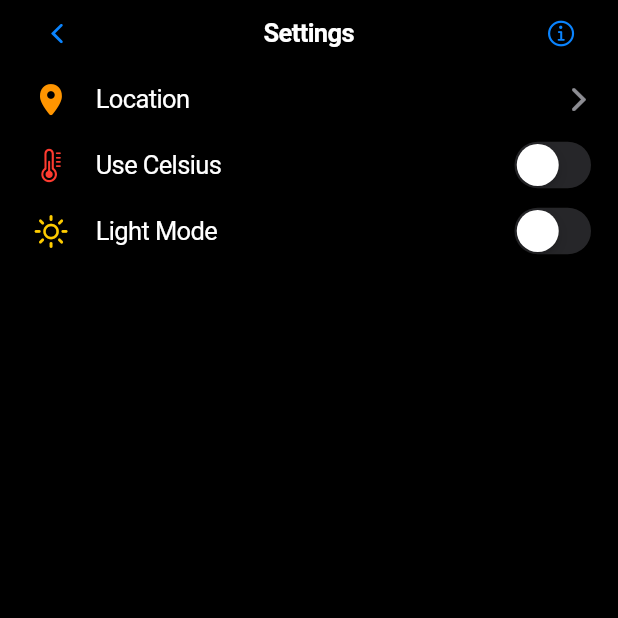
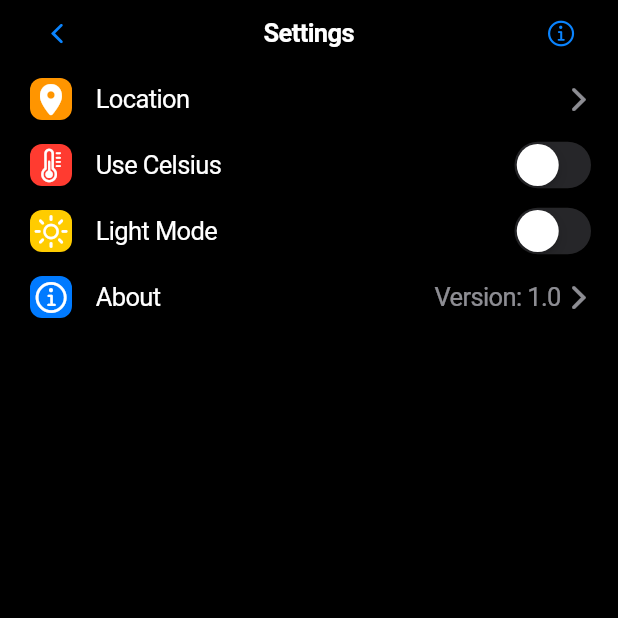
Before and after one commit to beyonce-ama/weather, a Flutter app: the SettingsPage screen opened directly with empty values, on a phone screen of 412 x 824 dp, the top half of it. Run offline on Flutter 3.47's test engine with Material 3 defaults, Android fonts, the phone set to English and light mode, and no system bars; network calls fail.

Commit message:
finalizing and ci/cd edit

```diff
--- a/lib/main.dart
+++ b/lib/main.dart
@@ -151,7 +151,6 @@
                     ),
                   ),
                   Container(
-                    color: Colors.black.withOpacity(0.2),
                   ),
                   Padding(
                     padding: const EdgeInsets.all(20.0),
@@ -162,6 +161,7 @@
                           mainAxisAlignment: MainAxisAlignment.spaceBetween,
                           children: [
                             SizedBox(width: 100),
+                            SizedBox(height: 80),
                            CupertinoButton(
                               padding: EdgeInsets.zero,
                               child: Icon(CupertinoIcons.settings, color: Colors.white, size: 30),
@@ -190,7 +190,7 @@
                             ),
                           ],
                         ),
-                        SizedBox(height: 50),
+                        SizedBox(height: 10),
                         Container(
                           padding: EdgeInsets.fromLTRB(95, 35, 95, 80),
                           decoration: BoxDecoration(
--- a/lib/settings.dart
+++ b/lib/settings.dart
@@ -40,24 +40,9 @@ class _SettingsPageState extends State<SettingsPage> {
   Future<bool> _checkLocationValidity(String location) async {
     final response = await http.get(Uri.parse(
         "https://api.openweathermap.org/data/2.5/weather?q=$location&appid=71039c9eb96817fb861a01cee2b13766"));
-
-    if (response.statusCode == 200) {
-      return true;
-    } else {
-      return false;
-    }
-  }
- double convertTemperature(double tempCelsius, bool isCelsius) {
-    return isCelsius ? tempCelsius : (tempCelsius * 9 / 5) + 32;
+    return response.statusCode == 200;
   }
 
-  String formatTemperature(double temp, bool isCelsius) {
-    return "${temp.toStringAsFixed(1)}${isCelsius ? '°C' : '°F'}";
-  }
-
-  String formatHumidity(int humidity) {
-    return "$humidity%";
-  }
   @override
   Widget build(BuildContext context) {
     return CupertinoPageScaffold(
@@ -78,7 +63,7 @@ class _SettingsPageState extends State<SettingsPage> {
         trailing: CupertinoButton(
           padding: EdgeInsets.zero,
           child: Icon(CupertinoIcons.info),
-          onPressed: ()  {
+          onPressed: () {
             _showInfoDialog(context);
           },
         ),
@@ -86,11 +71,24 @@ class _SettingsPageState extends State<SettingsPage> {
       child: SafeArea(
         child: ListView(
           children: <Widget>[
-            _buildSettingsRow(
-              icon: CupertinoIcons.location_solid,
-              iconColor: CupertinoColors.systemOrange,
-              title: 'Location',
-              secondaryText: _location,
+            CupertinoListTile(
+              leading:
+              Container(
+                padding: EdgeInsets.all(2),
+                decoration: BoxDecoration(
+                  color: CupertinoColors.systemOrange,
+                  borderRadius: BorderRadius.circular(8),
+                ),
+                child: Icon(CupertinoIcons.location_solid, color: Colors.white,),
+              ),
+              title: Text('Location'),
+              trailing: Row(
+                mainAxisSize: MainAxisSize.min,
+                children: [
+                  Text(_location, style: TextStyle(color: CupertinoColors.secondaryLabel.resolveFrom(context))),
+                  Icon(CupertinoIcons.forward, color: CupertinoColors.secondaryLabel.resolveFrom(context)),
+                ],
+              ),
               onTap: () async {
                 final newLocation = await _showLocationInputDialog(context);
                 if (newLocation != null && newLocation.isNotEmpty) {
@@ -101,11 +99,17 @@ class _SettingsPageState extends State<SettingsPage> {
                 }
               },
             ),
-
-            _buildSwitchRow(
-              icon: CupertinoIcons.thermometer,
-              iconColor: CupertinoColors.systemRed,
-              title: 'Use Celsius',
+            CupertinoListTile(
+              leading: Container(
+                padding: EdgeInsets.all(2),
+                decoration: BoxDecoration(
+                  color: CupertinoColors.systemRed,
+                  borderRadius: BorderRadius.circular(8),
+                ),
+                child: Icon(CupertinoIcons.thermometer, color: Colors.white,),
+              ),
+              title: Text('Use Celsius'),
+              trailing: CupertinoSwitch(
                 value: _isCelsius,
                 onChanged: (bool value) {
                   setState(() {
@@ -114,10 +118,18 @@ class _SettingsPageState extends State<SettingsPage> {
                   widget.onTemperatureUnitChanged(value);
                 },
               ),
-             _buildSwitchRow(
-              icon: CupertinoIcons.sun_max,
-              iconColor: CupertinoColors.systemYellow,
-              title: 'Light Mode',
+            ),
+            CupertinoListTile(
+              leading: Container(
+                padding: EdgeInsets.all(2),
+                decoration: BoxDecoration(
+                  color: CupertinoColors.systemYellow,
+                  borderRadius: BorderRadius.circular(8),
+                ),
+                child: Icon(CupertinoIcons.sun_max, color: Colors.white,),
+              ),
+              title: Text('Light Mode'),
+              trailing: CupertinoSwitch(
                 value: _lightMode,
                 onChanged: (bool value) {
                   setState(() {
@@ -125,6 +137,26 @@ class _SettingsPageState extends State<SettingsPage> {
                   });
                   widget.onLightModeChanged(value);
                 },
+              ),
+            ),
+            CupertinoListTile(
+              leading: Container(
+                padding: EdgeInsets.all(2),
+                decoration: BoxDecoration(
+                  color: CupertinoColors.activeBlue,
+                  borderRadius: BorderRadius.circular(8),
+                ),
+                child: Icon(CupertinoIcons.info, color: Colors.white,),
+              ),
+              title: Text('About'),
+              trailing: Row(
+                mainAxisSize: MainAxisSize.min,
+                children: [
+                  Text('Version: 1.0', style: TextStyle(color: CupertinoColors.secondaryLabel.resolveFrom(context))),
+                  Icon(CupertinoIcons.forward, color: CupertinoColors.secondaryLabel.resolveFrom(context)),
+                ],
+              ),
+              onTap: () {},
             ),
           ],
         ),
@@ -143,14 +175,8 @@ class _SettingsPageState extends State<SettingsPage> {
           placeholder: 'City name',
         ),
         actions: <Widget>[
-          CupertinoDialogAction(
-            child: Text('Cancel'),
-            onPressed: () => Navigator.of(context).pop(),
-          ),
-          CupertinoDialogAction(
-            child: Text('Save'),
-            onPressed: () => Navigator.of(context).pop(locationController.text),
-          ),
+          CupertinoDialogAction(child: Text('Cancel'), onPressed: () => Navigator.of(context).pop()),
+          CupertinoDialogAction(child: Text('Save'), onPressed: () => Navigator.of(context).pop(locationController.text)),
         ],
       ),
     );
@@ -163,55 +189,9 @@ class _SettingsPageState extends State<SettingsPage> {
         title: Text('Invalid Location'),
         content: Text('The entered location was not found.'),
         actions: <Widget>[
-          CupertinoDialogAction(
-            child: Text('OK'),
-            onPressed: () => Navigator.of(context).pop(),
-          ),
+          CupertinoDialogAction(child: Text('OK'), onPressed: () => Navigator.of(context).pop()),
         ],
       ),
-    );
-  }
-
-  Widget _buildSwitchRow({
-    required IconData icon,
-    required Color iconColor,
-    required String title,
-    required bool value,
-    required ValueChanged<bool> onChanged,
-  }) {
-    return CupertinoListTile(
-      leading: Icon(icon, color: iconColor),
-      title: Text(title),
-      trailing: CupertinoSwitch(
-        value: value,
-        onChanged: onChanged,
-        activeTrackColor: CupertinoColors.activeGreen,
-      ),
-    );
-  }
-
-  Widget _buildSettingsRow({
-    required IconData icon,
-    required Color iconColor,
-    required String title,
-    String? secondaryText,
-    VoidCallback? onTap,
-  }) {
-    return CupertinoListTile(
-      leading: Icon(icon, color: iconColor),
-      title: Text(title),
-      trailing: Row(
-        mainAxisSize: MainAxisSize.min,
-        children: <Widget>[
-          if (secondaryText != null)
-            Text(
-              secondaryText,
-              style: TextStyle(color: CupertinoColors.secondaryLabel.resolveFrom(context)),
-            ),
-          Icon(CupertinoIcons.forward, color: CupertinoColors.secondaryLabel.resolveFrom(context)),
-        ],
-      ),
-      onTap: onTap,
     );
   }
 }
--- a/pubspec.yaml
+++ b/pubspec.yaml
@@ -40,6 +40,7 @@ dependencies:
 dev_dependencies:
   flutter_test:
     sdk: flutter
+  flutter_launcher_icons: "^0.13.1"
 
   # The "flutter_lints" package below contains a set of recommended lints to
   # encourage good coding practices. The lint set provided by the package is
@@ -64,6 +65,11 @@ flutter:
     - images/
   #   - images/a_dot_ham.jpeg
 
+flutter_icons:
+    android: "launcher_icon"
+    ios: true
+    image_path: "images/weather_logo.png"
+    min_sdk_android: 21
   # An image asset can refer to one or more resolution-specific "variants", see
   # https://flutter.dev/to/resolution-aware-images
 
```
Also changed, not shown: images/weather_logo.png (added), pubspec.lock, 33 other files. Lines whose indentation alone changed are shown as unchanged.
